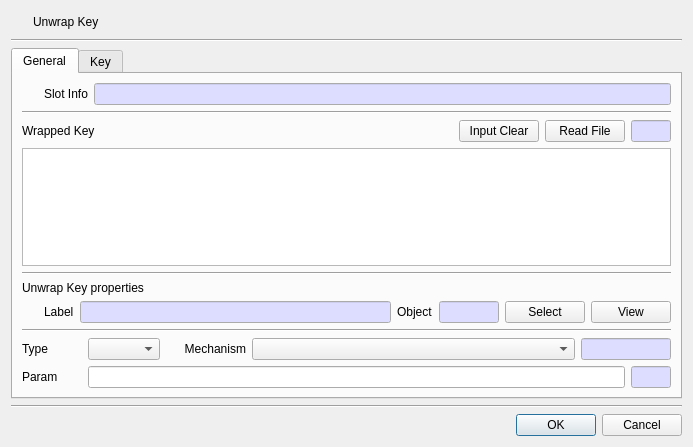
Old version of the form CryptokiMan/unwrap_key_dlg.ui in the repository jykim74/CryptokiMan.
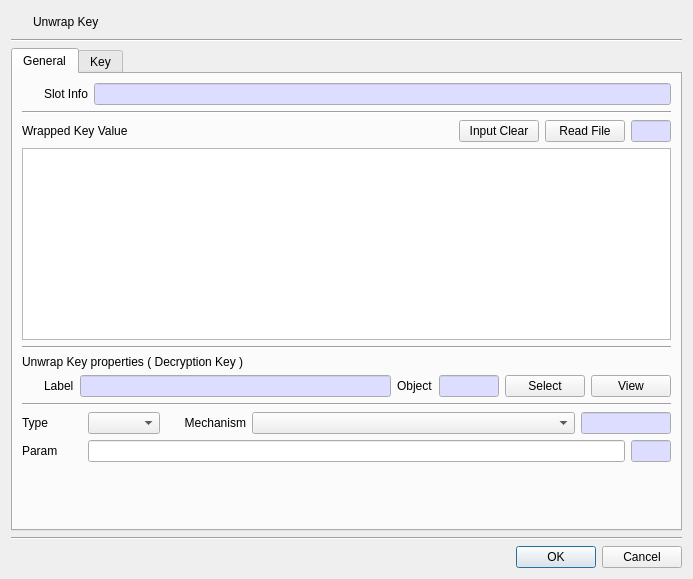
New version of the form. The open tabs and pages were chosen to show the change. Icons and pictures are not drawn.

```diff
--- a/CryptokiMan/unwrap_key_dlg.ui
+++ b/CryptokiMan/unwrap_key_dlg.ui
@@ -7,7 +7,7 @@
     <x>0</x>
     <y>0</y>
     <width>693</width>
-    <height>447</height>
+    <height>579</height>
    </rect>
   </property>
   <property name="windowTitle">
@@ -181,12 +181,12 @@
            </property>
            <property name="maximumSize">
             <size>
-             <width>100</width>
+             <width>16777215</width>
              <height>16777215</height>
             </size>
            </property>
            <property name="text">
-            <string>Wrapped Key</string>
+            <string>Wrapped Key Value</string>
            </property>
           </widget>
          </item>
@@ -276,11 +276,15 @@
         </widget>
        </item>
        <item>
+        <layout class="QGridLayout" name="gridLayout_3">
+         <item row="0" column="0">
         <widget class="QLabel" name="label_5">
          <property name="text">
-          <string>Unwrap Key properties</string>
-         </property>
-        </widget>
+            <string>Unwrap Key properties ( Decryption Key )</string>
+           </property>
+          </widget>
+         </item>
+        </layout>
        </item>
        <item>
         <layout class="QGridLayout" name="gridLayout_5">
```
Left out of the diff: 2 changed lines with no effect on the pictures. Lines whose indentation alone changed are shown as unchanged.
